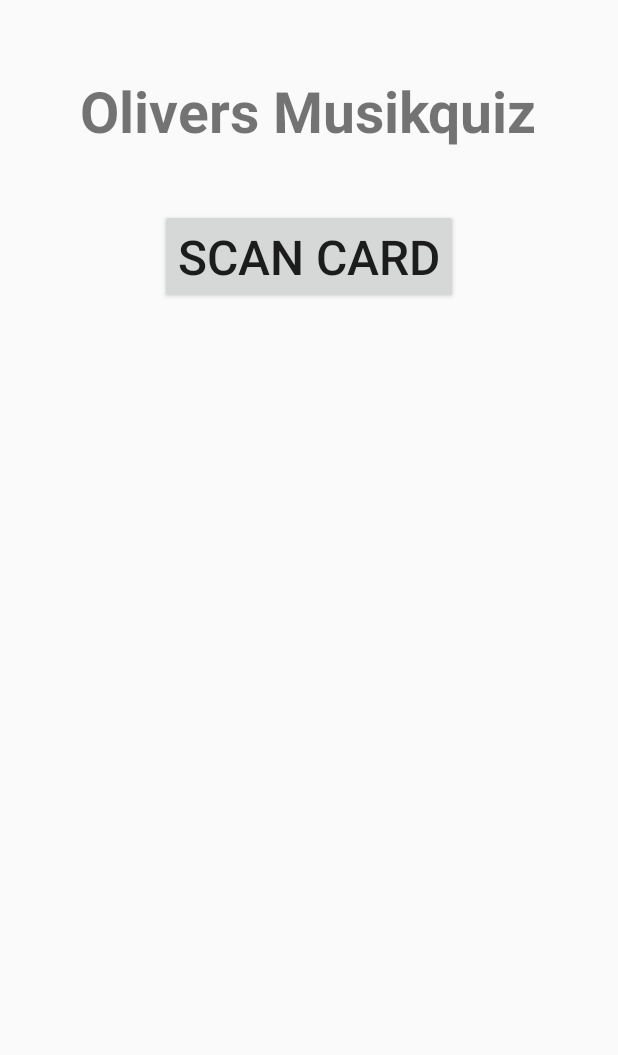
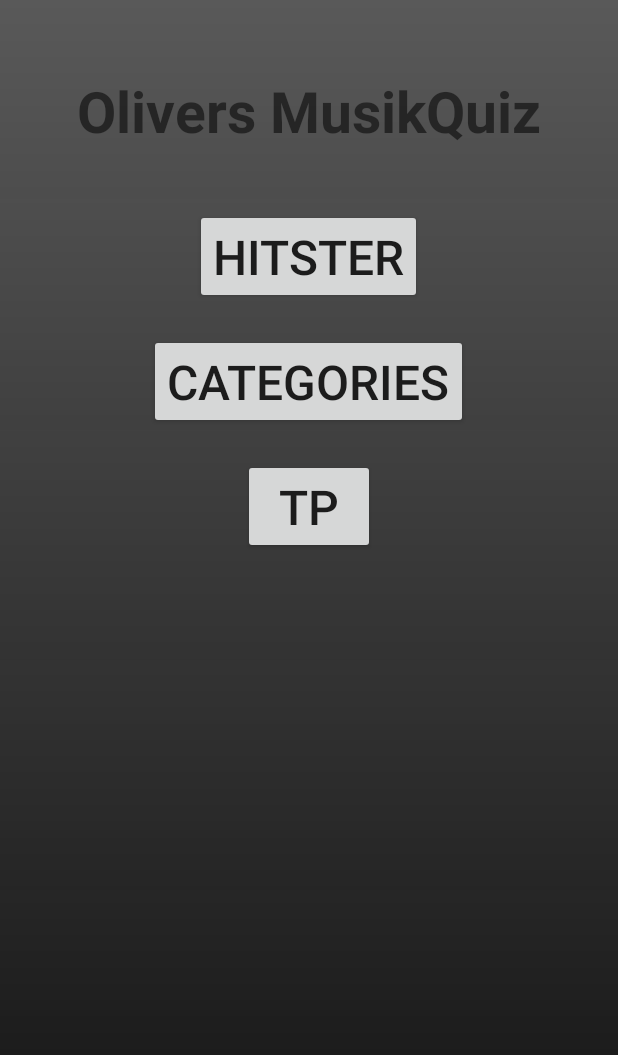
Before and after one commit to Olivermoberg98/Music-quiz, an Android app built with Jetpack Compose: the screen it shows after launch (MainActivity), on a phone screen of 412 x 824 dp. Shown: the top 1055 px of the screen. Run offline under Robolectric (Android 15) with nearby library versions, the light colour scheme and no system bars; libraries missing offline, so code that uses them is left out: com.google.zxing.integration.

Commit message:
new interface

```diff
--- a/app/build.gradle.kts
+++ b/app/build.gradle.kts
@@ -60,6 +60,9 @@ dependencies {
     implementation(libs.androidx.ui.graphics)
     implementation(libs.androidx.ui.tooling.preview)
     implementation(libs.androidx.material3)
+    implementation(libs.androidx.appcompat)
+    implementation(libs.material)
+    implementation(libs.androidx.activity)
     testImplementation(libs.junit)
     androidTestImplementation(libs.androidx.junit)
     androidTestImplementation(libs.androidx.espresso.core)
@@ -67,6 +70,7 @@ dependencies {
     androidTestImplementation(libs.androidx.ui.test.junit4)
     debugImplementation(libs.androidx.ui.tooling)
     debugImplementation(libs.androidx.ui.test.manifest)
+    implementation(files("D:/android-sdk/app-remote-lib/spotify-app-remote-release-0.8.0.aar"))
     // Adding Spotify dependencies
     //implementation(libs.spotify.auth)
     //implementation(libs.spotify.player)
--- a/app/src/main/java/com/example/musikquiz/MainActivity.kt
+++ b/app/src/main/java/com/example/musikquiz/MainActivity.kt
@@ -14,52 +14,23 @@ class MainActivity : ComponentActivity() {
         super.onCreate(savedInstanceState)
         setContentView(R.layout.activity_main)
 
-        val scanCardButton: Button = findViewById(R.id.scanCardButton)
-        scanCardButton.setOnClickListener {
-            Toast.makeText(this, "Scan card button clicked", Toast.LENGTH_SHORT).show()
-            val integrator = IntentIntegrator(this)
-            integrator.setDesiredBarcodeFormats(IntentIntegrator.QR_CODE)
-            integrator.setPrompt("Scan a QR code")
-            integrator.setCameraId(0)  // Use a specific camera of the device
-            integrator.setOrientationLocked(true)  // Lock orientation to portrait
-            integrator.setBarcodeImageEnabled(true)
-            integrator.initiateScan()
+        val hitsterButton: Button = findViewById(R.id.hitsterButton)
+        val categoriesButton: Button = findViewById(R.id.categoriesButton)
+        val tpButton: Button = findViewById(R.id.tpButton)
+
+        hitsterButton.setOnClickListener {
+            val intent = Intent(this, HitsterActivity::class.java)
+            startActivity(intent)
         }
-    }
 
-    override fun onActivityResult(requestCode: Int, resultCode: Int, data: Intent?) {
-        val result: IntentResult = IntentIntegrator.parseActivityResult(requestCode, resultCode, data)
-        if (result != null) {
-            if (result.contents == null) {
-                Toast.makeText(this, "Cancelled", Toast.LENGTH_LONG).show()
-            } else {
-                // Handle the scanned result (result.contents contains the QR code data)
-                Toast.makeText(this, "Scanned: ${result.contents}", Toast.LENGTH_LONG).show()
+        categoriesButton.setOnClickListener {
+            val intent = Intent(this, CategoriesActivity::class.java)
+            startActivity(intent)
+        }
 
-                // Check if the scanned content is a Spotify URI
-                if (result.contents.startsWith("spotify:") || result.contents.startsWith("https://open.spotify.com/")) {
-                    openSpotify(result.contents)
-                } else {
-                    Toast.makeText(this, "Not a valid Spotify link", Toast.LENGTH_SHORT).show()
-                }
-            }
-        } else {
-            super.onActivityResult(requestCode, resultCode, data)
-        }
-    }
-
-    private fun openSpotify(uri: String) {
-        val intent = Intent(Intent.ACTION_VIEW).apply {
-            data = Uri.parse(uri)
-            `package` = "com.spotify.music"
-            // Set flags to clear any existing task and start a new one
-            flags = Intent.FLAG_ACTIVITY_NEW_TASK or Intent.FLAG_ACTIVITY_CLEAR_TASK
-            putExtra(Intent.EXTRA_REFERRER, Uri.parse("android-app://${packageName}"))
-        }
-        if (intent.resolveActivity(packageManager) != null) {
+        tpButton.setOnClickListener {
+            val intent = Intent(this, TPActivity::class.java)
             startActivity(intent)
-        } else {
-            Toast.makeText(this, "Spotify app not installed", Toast.LENGTH_SHORT).show()
         }
     }
 }
--- /dev/null
+++ b/app/src/main/res/drawable/window_background.xml
@@ -0,0 +1,22 @@
+<layer-list xmlns:android="http://schemas.android.com/apk/res/android">
+    <item>
+        <shape android:shape="rectangle">
+            <solid android:color="#FFFFFF" />
+        </shape>
+    </item>
+
+    <item
+        android:id="@+id/background_gradient"
+        android:left="0dp"
+        android:right="0dp"
+        android:top="0dp"
+        android:bottom="0dp">
+
+        <shape android:shape="rectangle">
+            <gradient
+                android:angle="90"
+                android:startColor="#121212"
+                android:endColor="#B3121212"/>
+        </shape>
+    </item>
+</layer-list>
--- a/app/src/main/res/layout/activity_main.xml
+++ b/app/src/main/res/layout/activity_main.xml
@@ -4,6 +4,7 @@
     android:layout_width="match_parent"
     android:layout_height="match_parent"
     android:padding="16dp"
+    android:background="@drawable/window_background"
     tools:context=".MainActivity">
 
     <!-- Header TextView -->
@@ -11,20 +12,42 @@
         android:id="@+id/headerText"
         android:layout_width="wrap_content"
         android:layout_height="wrap_content"
-        android:text="@string/main_header"
+        android:text="Olivers MusikQuiz"
         android:textSize="38sp"
         android:textStyle="bold"
         android:layout_centerHorizontal="true"
         android:layout_marginTop="32dp"/>
 
-    <!-- Scan Card Button -->
+    <!-- Hitster Button -->
     <Button
-        android:id="@+id/scanCardButton"
+        android:id="@+id/hitsterButton"
         android:layout_width="wrap_content"
         android:layout_height="wrap_content"
-        android:text="@string/scan_button"
+        android:text="Hitster"
         android:layout_below="@id/headerText"
         android:layout_centerHorizontal="true"
         android:textSize="32sp"
         android:layout_marginTop="40dp"/>
+
+    <!-- Categories Button -->
+    <Button
+        android:id="@+id/categoriesButton"
+        android:layout_width="wrap_content"
+        android:layout_height="wrap_content"
+        android:text="Categories"
+        android:layout_below="@id/hitsterButton"
+        android:layout_centerHorizontal="true"
+        android:textSize="32sp"
+        android:layout_marginTop="20dp"/>
+
+    <!-- TP Button -->
+    <Button
+        android:id="@+id/tpButton"
+        android:layout_width="wrap_content"
+        android:layout_height="wrap_content"
+        android:text="TP"
+        android:layout_below="@id/categoriesButton"
+        android:layout_centerHorizontal="true"
+        android:textSize="32sp"
+        android:layout_marginTop="20dp"/>
 </RelativeLayout>
--- a/gradle/libs.versions.toml
+++ b/gradle/libs.versions.toml
@@ -8,6 +8,9 @@ espressoCore = "3.5.1"
 lifecycleRuntimeKtx = "2.7.0"
 activityCompose = "1.9.0"
 composeBom = "2023.08.00"
+appcompat = "1.7.0"
+material = "1.12.0"
+activity = "1.9.0"
 
 [libraries]
 androidx-core-ktx = { group = "androidx.core", name = "core-ktx", version.ref = "coreKtx" }
@@ -27,6 +30,9 @@ androidx-material3 = { group = "androidx.compose.material3", name = "material3"
 # Adding ZXing dependencies
 zxing-android-embedded = { group = "com.journeyapps", name = "zxing-android-embedded", version = "4.3.0" }
 zxing-core = { group = "com.google.zxing", name = "core", version = "3.4.1" }
+androidx-appcompat = { group = "androidx.appcompat", name = "appcompat", version.ref = "appcompat" }
+material = { group = "com.google.android.material", name = "material", version.ref = "material" }
+androidx-activity = { group = "androidx.activity", name = "activity", version.ref = "activity" }
 # Adding Spotify SDK dependencies
 #spotify-auth = { group = "com.spotify.android", name = "auth", version = "1.2.5" }
 #spotify-player = { group = "com.spotify.sdk", name = "spotify-player", version = "2.20b-3a11f8e" }
```
Also changed, not shown: app/src/main/AndroidManifest.xml (+13 -1 lines), app/src/main/java/com/example/musikquiz/CategoriesActivity.kt (added, +11 -0 lines), app/src/main/java/com/example/musikquiz/HitsterActivity.kt (added, +84 -0 lines), app/src/main/java/com/example/musikquiz/TPActivity.kt (added, +11 -0 lines), app/src/main/res/layout/activity_categories.xml (added, +22 -0 lines), app/src/main/res/layout/activity_hitster.xml (added, +38 -0 lines), app/src/main/res/layout/activity_tp.xml (added, +22 -0 lines).
